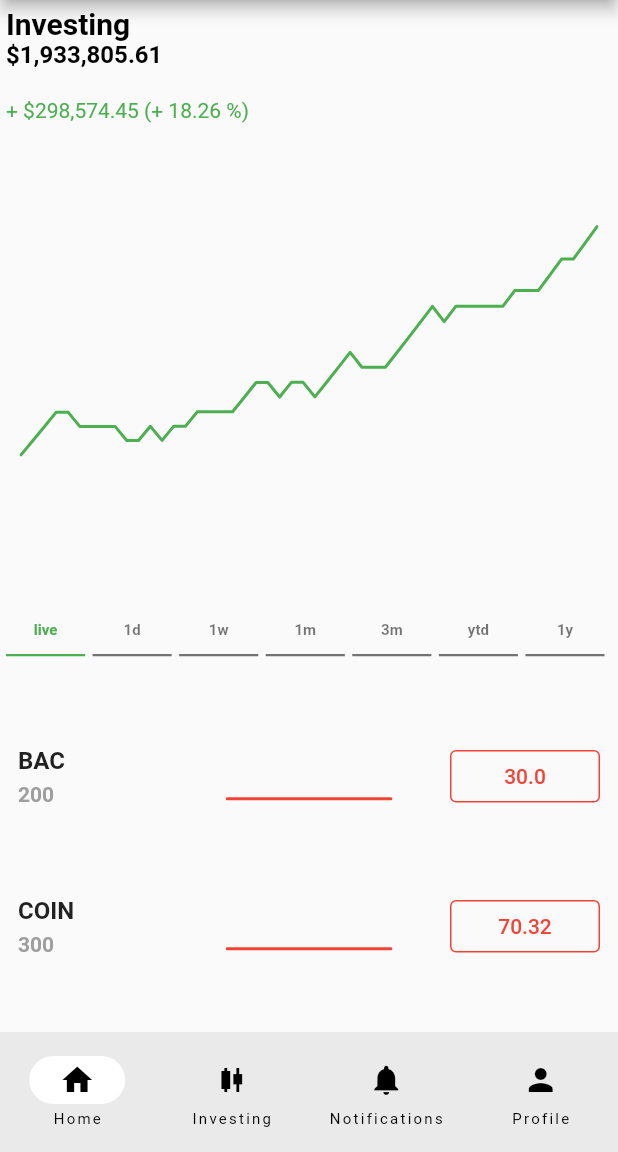
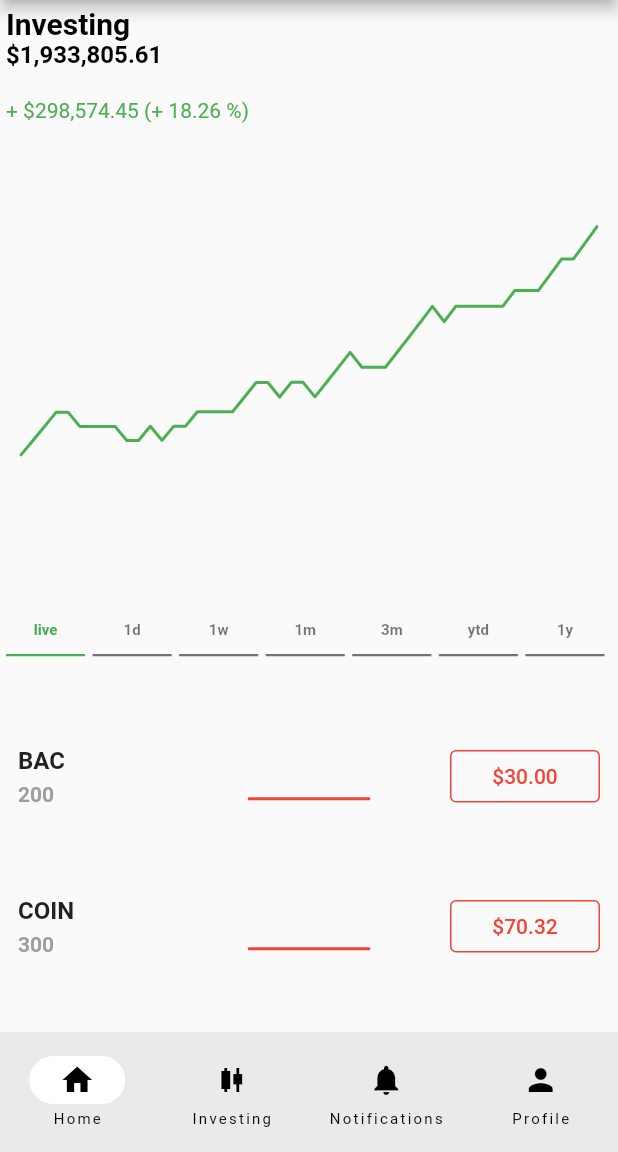
Before and after one commit to PrimeTimeTran/f-RSE, a Flutter app: the screen it shows after launch, on a phone screen of 412 x 824 dp, the part 84-1236 px from its top. Run offline on Flutter 3.47's test engine with Material 2 defaults, Android fonts, the phone set to English and light mode, and no system bars; our stand-ins replace bloc, equatable, faker, firebase_analytics, firebase_core, firebase_crashlytics and 5 more; accounts and stored records are empty; network calls fail.

Commit message:
Watch list item update on medium

```diff
--- a/lib/data/models/watch.dart
+++ b/lib/data/models/watch.dart
@@ -17,16 +17,16 @@ class Watch {
 }
 
 List<Watch> watched = [
-  Watch(sym: 'BAC', shares: 200, price: 30.00, change: 0.00, changePercent: 0.00),
-  Watch(sym: 'COIN', shares: 300, price: 70.32, change: 0.00, changePercent: 0.00),
-  Watch(sym: 'TSLA', shares: 500, price: 275.98, change: 0.00, changePercent: 0.00),
-  Watch(sym: 'T', shares: 1000, price: 16.15, change: 0.00, changePercent: 0.00),
-  Watch(sym: 'JPM', shares: 1100, price: 36.77, change: 0.00, changePercent: 0.00),
-  Watch(sym: 'GOOGL', shares: 200, price: 399.00, change: 0.00, changePercent: 0.00),
-  Watch(sym: 'HOOD', shares: 200, price: 39.03, change: 0.00, changePercent: 0.00),
-  Watch(sym: 'BRK.A', shares: 5, price: 4000.30, change: 0.00, changePercent: 0.00),
-  Watch(sym: 'NKE', shares: 790, price: 24.05, change: 0.00, changePercent: 0.00),
-  Watch(sym: 'NFLX', shares: 450, price: 440.70, change: 0.00, changePercent: 0.00),
-  Watch(sym: 'ADBE', shares: 350, price: 140.62, change: 0.00, changePercent: 0.00),
-  Watch(sym: 'ORCL', shares: 2000, price: 440.93, change: 0.00, changePercent: 0.00),
+  Watch(sym: 'BAC', shares: 200, price: 30.00, change: 3.23, changePercent: 0.00),
+  Watch(sym: 'COIN', shares: 300, price: 70.32, change: 4.31, changePercent: 0.00),
+  Watch(sym: 'TSLA', shares: 500, price: 275.98, change: 10.41, changePercent: 0.00),
+  Watch(sym: 'T', shares: 1000, price: 16.15, change: 4.02, changePercent: 0.00),
+  Watch(sym: 'JPM', shares: 1100, price: 36.77, change: 1.03, changePercent: 0.00),
+  Watch(sym: 'GOOGL', shares: 200, price: 399.00, change: 4.43, changePercent: 0.00),
+  Watch(sym: 'HOOD', shares: 200, price: 39.03, change: 1.87, changePercent: 0.00),
+  Watch(sym: 'BRK.A', shares: 5, price: 4000.30, change: 5.69, changePercent: 0.00),
+  Watch(sym: 'NKE', shares: 790, price: 24.05, change: 3.30, changePercent: 0.00),
+  Watch(sym: 'NFLX', shares: 450, price: 440.70, change: 8.21, changePercent: 0.00),
+  Watch(sym: 'ADBE', shares: 350, price: 140.62, change: 8.59, changePercent: 0.00),
+  Watch(sym: 'ORCL', shares: 2000, price: 440.93, change: 5.41, changePercent: 0.00),
 ];
--- a/lib/presentation/widgets/watch_item.dart
+++ b/lib/presentation/widgets/watch_item.dart
@@ -23,10 +23,19 @@ class WatchItemState extends State<WatchItem> {
       context.go("/securities/${widget.item.sym}");
     }
 
-    final item = widget.item;
     if (isS(context)) {
       return buildSmall(context, navigate);
     }
+    final List<ChartData> data = [
+      ChartData(2010, randomInt(20, 40)),
+      ChartData(2011, randomInt(20, 40)),
+      ChartData(2012, randomInt(20, 40)),
+      ChartData(2013, randomInt(20, 40)),
+      ChartData(2014, randomInt(20, 40))
+    ];
+
+    final item = widget.item;
+    final color = data.first.y < data.last.y ? Colors.green : Colors.red;
     return HoverDarken(
       radius: false,
       padding: false,
@@ -49,6 +58,7 @@ class WatchItemState extends State<WatchItem> {
             child: Row(
               children: [
                 Expanded(
+                  flex: 1,
                   child: Column(
                     crossAxisAlignment: CrossAxisAlignment.start,
                     mainAxisAlignment: MainAxisAlignment.spaceAround,
@@ -70,30 +80,28 @@ class WatchItemState extends State<WatchItem> {
                     ],
                   ),
                 ),
-                const Expanded(
-                  child: Column(
-                    mainAxisAlignment: MainAxisAlignment.spaceAround,
-                    children: [
-                      Text('CHART'),
-                    ],
-                  ),
+                Expanded(
+                  flex: 2,
+                  child: buildSmallChart(context, color, data, true)
                 ),
                 Expanded(
+                  flex: 1,
                   child: Column(
                     crossAxisAlignment: CrossAxisAlignment.end,
                     mainAxisAlignment: MainAxisAlignment.spaceAround,
                     children: [
                       Text(
-                        item.price.toString(),
+                        formatMoney(item.price.toString()),
                         style: const TextStyle(
                           fontSize: 12,
                           fontWeight: FontWeight.bold,
                         ),
                       ),
                       Text(
-                        item.change.toString(),
-                        style: const TextStyle(
+                        formatMoney(item.change),
+                        style: TextStyle(
                           fontSize: 10,
+                          color: color,
                           fontWeight: FontWeight.bold,
                         ),
                       ),
@@ -108,9 +116,10 @@ class WatchItemState extends State<WatchItem> {
     );
   }
 
-  Widget buildSmallChart(BuildContext context, color, data) {
+  Widget buildSmallChart(BuildContext context, color, data, large) {
     return SizedBox(
-      height: 70,
+      height: large ? 100 : 70,
+      width: large ? 250 : 100,
       child: Container(
         decoration: BoxDecoration(
           border: Border.all(
@@ -201,7 +210,7 @@ class WatchItemState extends State<WatchItem> {
               child: Column(
                 mainAxisAlignment: MainAxisAlignment.center,
                 children: [
-                  buildSmallChart(context, color, data),
+                  buildSmallChart(context, color, data, false),
                 ],
               ),
             ),
@@ -227,7 +236,7 @@ class WatchItemState extends State<WatchItem> {
                         ),
                       ),
                     ),
-                    child: Text(item.price.toString()),
+                    child: Text(formatMoney(item.price.toString())),
                   ),
                 ],
               ),
```
